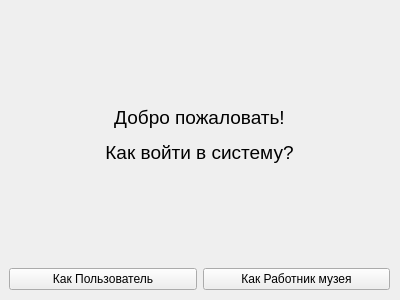
Before: the Qt Designer form UI/LoginWindow.ui in greg9804/MuseumIPS, drawn with Qt 5.
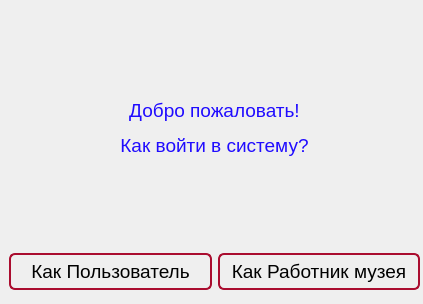
After: the same form once the commit is applied. Icons and pictures are not drawn.

Diff of the .ui file:
```diff
--- a/UI/LoginWindow.ui
+++ b/UI/LoginWindow.ui
@@ -6,19 +6,59 @@
    <rect>
     <x>0</x>
     <y>0</y>
-    <width>400</width>
-    <height>300</height>
+    <width>423</width>
+    <height>304</height>
    </rect>
   </property>
+  <property name="font">
+   <font>
+    <family>Tahoma</family>
+    <pointsize>14</pointsize>
+   </font>
+  </property>
   <property name="windowTitle">
    <string>Вход в систему</string>
   </property>
+  <property name="windowIcon">
+   <iconset>
+    <normaloff>iconn.png</normaloff>iconn.png</iconset>
+  </property>
+  <property name="styleSheet">
+   <string notr="true">QPushButton {
+	padding: 5px;
+	font: 14pt &quot;Tahoma&quot;;
+    border: 2px solid rgb(170, 13, 47);
+    border-radius: 6px;
+    background-color: qlineargradient(x1: 0, y1: 0, x2: 0, y2: 1,
+                                      stop: 0 #f6f7fa, stop: 1 #dadbde);
+    min-width: 80px;
+}
+
+QPushButton:hover {
+    background-color: rgb(170, 13, 47);
+	color: rgb(0, 255, 255);
+}
+
+QPushButton:pressed {
+    background-color: qlineargradient(x1: 0, y1: 0, x2: 0, y2: 1,
+                                      stop: 0 #dadbde, stop: 1 #f6f7fa);
+	color: rgb(255, 85, 0);
+}
+
+QPushButton:flat {
+    border: none; /* no border for a flat push button */
+}
+
+QPushButton:default {
+    border-color: navy; /* make the default button prominent */
+}</string>
+  </property>
   <widget class="QWidget" name="gridLayoutWidget">
    <property name="geometry">
     <rect>
      <x>9</x>
      <y>9</y>
-     <width>381</width>
+     <width>411</width>
      <height>281</height>
     </rect>
    </property>
@@ -32,6 +72,15 @@
     </item>
     <item row="1" column="1">
      <widget class="QPushButton" name="workerLoginBtn">
+      <property name="font">
+       <font>
+        <family>Tahoma</family>
+        <pointsize>14</pointsize>
+        <weight>50</weight>
+        <italic>false</italic>
+        <bold>false</bold>
+       </font>
+      </property>
       <property name="text">
        <string>Как Работник музея</string>
       </property>
@@ -39,6 +88,17 @@
     </item>
     <item row="0" column="0" colspan="2">
      <widget class="QLabel" name="label">
+      <property name="font">
+       <font>
+        <family>Tahoma</family>
+        <pointsize>16</pointsize>
+       </font>
+      </property>
+      <property name="styleSheet">
+       <string notr="true">QLabel {
+	color: rgb(32, 12, 255);
+}</string>
+      </property>
       <property name="text">
        <string>&lt;html&gt;&lt;head/&gt;&lt;body&gt;&lt;p align=&quot;center&quot;&gt;&lt;span style=&quot; font-size:14pt;&quot;&gt;Добро пожаловать!&lt;/span&gt;&lt;/p&gt;&lt;p align=&quot;center&quot;&gt;&lt;span style=&quot; font-size:14pt;&quot;&gt;Как войти в систему?&lt;/span&gt;&lt;/p&gt;&lt;/body&gt;&lt;/html&gt;</string>
       </property>
```
